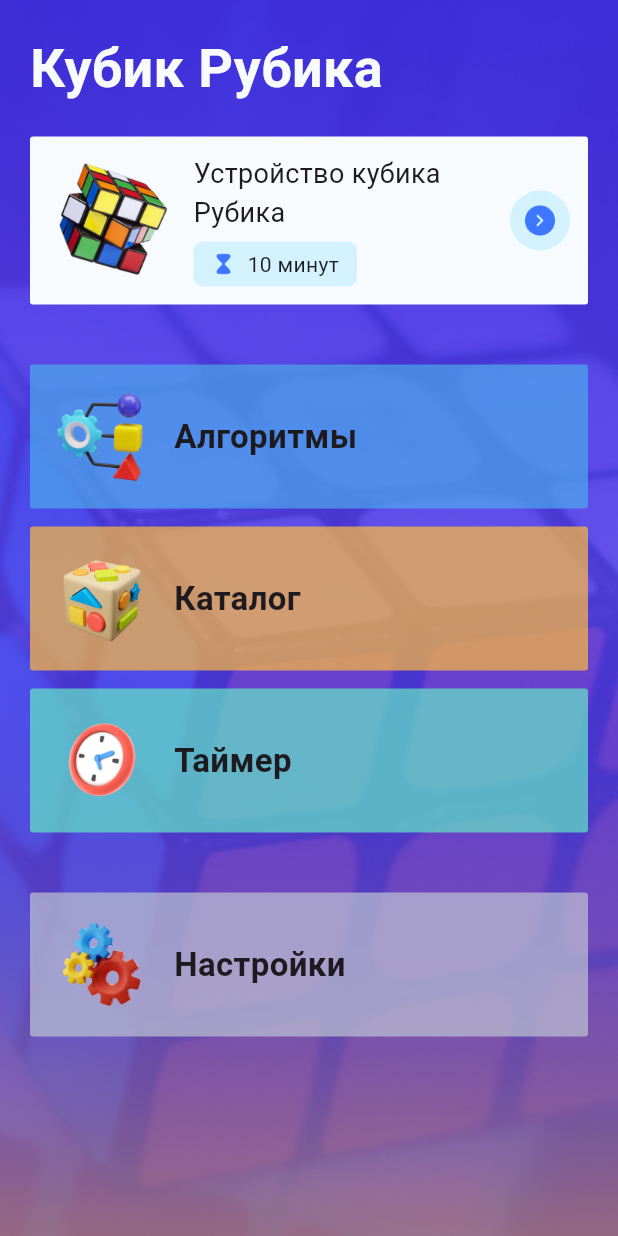
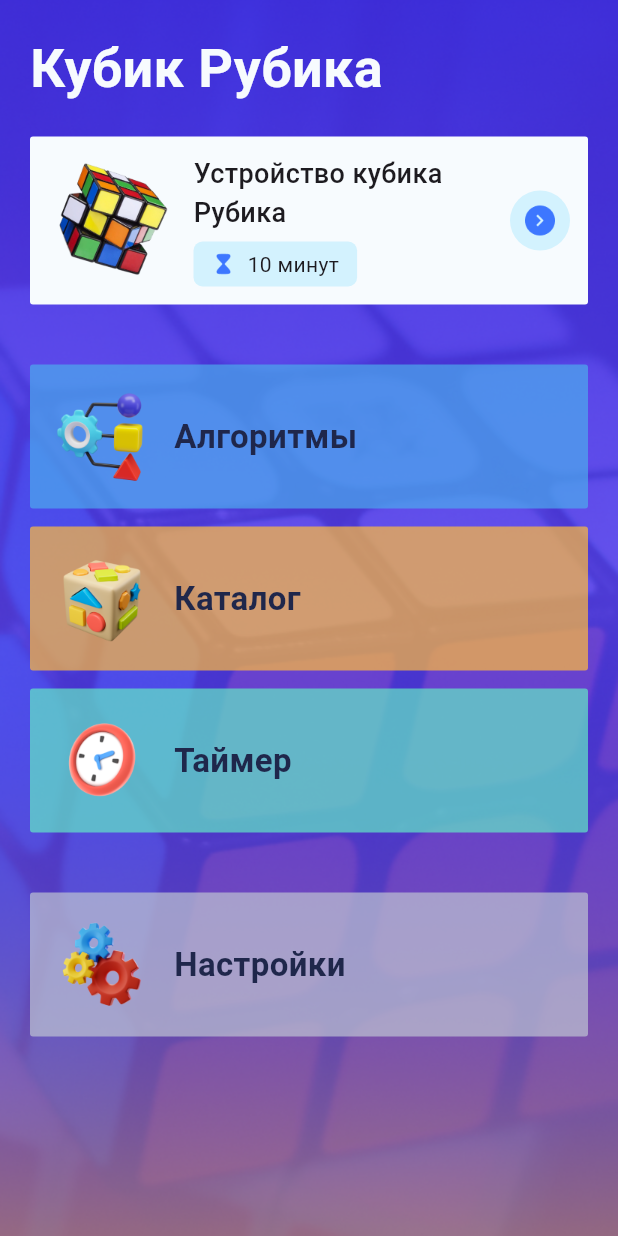
Before and after one commit to Mishal12g/kubikrubik, a Flutter app: the MainPage screen opened by its route, on a phone screen of 412 x 824 dp. Run offline on Flutter 3.47's test engine with Material 3 defaults, Android fonts, the phone set to English and light mode, and no system bars; our stand-ins replace get.

Commit message:
refactor: fonts

```diff
--- a/lib/ui/components/tile_widget.dart
+++ b/lib/ui/components/tile_widget.dart
@@ -30,8 +30,11 @@ class TileWidget extends StatelessWidget {
               const SizedBox(width: 12),
               Text(
                 title,
-                style:
-                    const TextStyle(fontSize: 22, fontWeight: FontWeight.bold),
+                style: const TextStyle(
+                  fontSize: 22,
+                  fontWeight: FontWeight.bold,
+                  color: Color.fromRGBO(31, 39, 75, 1),
+                ),
               ),
             ],
           ),
--- a/lib/ui/main_page/main_page.dart
+++ b/lib/ui/main_page/main_page.dart
@@ -106,7 +106,8 @@ class _JuniorTileWidget extends StatelessWidget {
                       overflow: TextOverflow.ellipsis,
                       maxLines: 2,
                       textAlign: TextAlign.left,
-                      style: TextStyle(fontSize: 18),
+                      style:
+                          TextStyle(fontSize: 18, fontWeight: FontWeight.w500),
                     ),
                     const SizedBox(height: 6),
                     Row(
```
